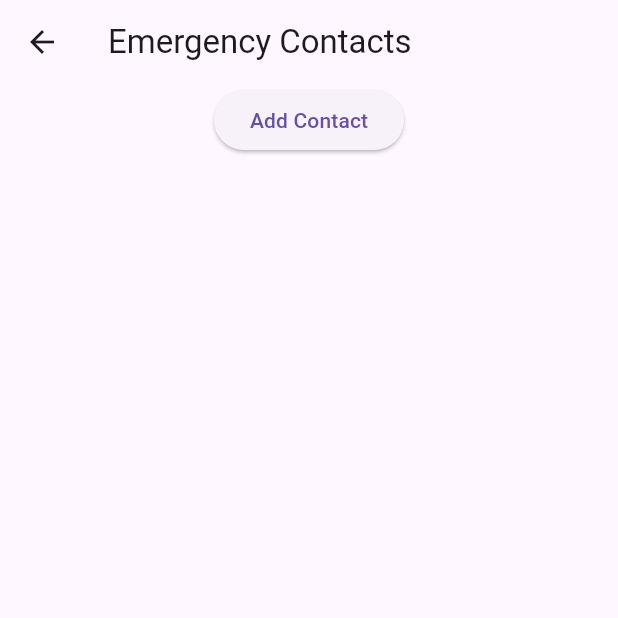
After one commit to akankshaghotekar/accident_detection_app, a Flutter app: the EmergencyContactsScreen screen opened directly, on a phone screen of 412 x 824 dp, the top half of it. The commit adds this screen. Run offline on Flutter 3.47's test engine with Material 3 defaults, Android fonts, the phone set to English and light mode, and no system bars; our stand-ins replace flutter_contacts, flutter_local_notifications, permission_handler, shared_preferences; accounts and stored records are empty.

Commit message:
working on redmi

```diff
--- /dev/null
+++ b/lib/emergency_contacts_screen.dart
@@ -0,0 +1,54 @@
+import 'package:flutter/material.dart';
+import 'package:flutter_contacts/flutter_contacts.dart';
+import 'package:shared_preferences/shared_preferences.dart';
+
+class EmergencyContactsScreen extends StatefulWidget {
+  const EmergencyContactsScreen({super.key});
+
+  @override
+  State<EmergencyContactsScreen> createState() =>
+      _EmergencyContactsScreenState();
+}
+
+class _EmergencyContactsScreenState extends State<EmergencyContactsScreen> {
+  List<String> selectedNumbers = [];
+
+  Future<void> pickContacts() async {
+    if (!await FlutterContacts.requestPermission()) return;
+
+    final contact = await FlutterContacts.openExternalPick();
+    if (contact == null || contact.phones.isEmpty) return;
+
+    final number = contact.phones.first.number;
+
+    setState(() {
+      if (!selectedNumbers.contains(number)) {
+        selectedNumbers.add(number);
+      }
+    });
+
+    final prefs = await SharedPreferences.getInstance();
+    prefs.setStringList("emergency_numbers", selectedNumbers);
+  }
+
+  @override
+  Widget build(BuildContext context) {
+    return Scaffold(
+      appBar: AppBar(title: const Text("Emergency Contacts")),
+      body: Column(
+        children: [
+          ElevatedButton(
+            onPressed: pickContacts,
+            child: const Text("Add Contact"),
+          ),
+          Expanded(
+            child: ListView.builder(
+              itemCount: selectedNumbers.length,
+              itemBuilder: (_, i) => ListTile(title: Text(selectedNumbers[i])),
+            ),
+          ),
+        ],
+      ),
+    );
+  }
+}
--- a/pubspec.yaml
+++ b/pubspec.yaml
@@ -36,6 +36,11 @@ dependencies:
   cupertino_icons: ^1.0.8
   sensors_plus: ^7.0.0
   flutter_local_notifications: ^19.5.0
+  flutter_contacts: ^1.1.9+2
+  shared_preferences: ^2.5.4
+  permission_handler: ^12.0.1
+  flutter_background_service: ^5.1.0
+  flutter_background_service_android: ^6.3.1
 
 dev_dependencies:
   flutter_test:
```
Also changed, not shown: lib/fall_detector.dart (deleted, +0 -33 lines), lib/fall_service.dart (added, +88 -0 lines), lib/home_launcher.dart (added, +28 -0 lines), lib/main.dart (+7 -1 lines), lib/permission/permission_gate.dart (added, +83 -0 lines), pubspec.lock, 6 other files.
